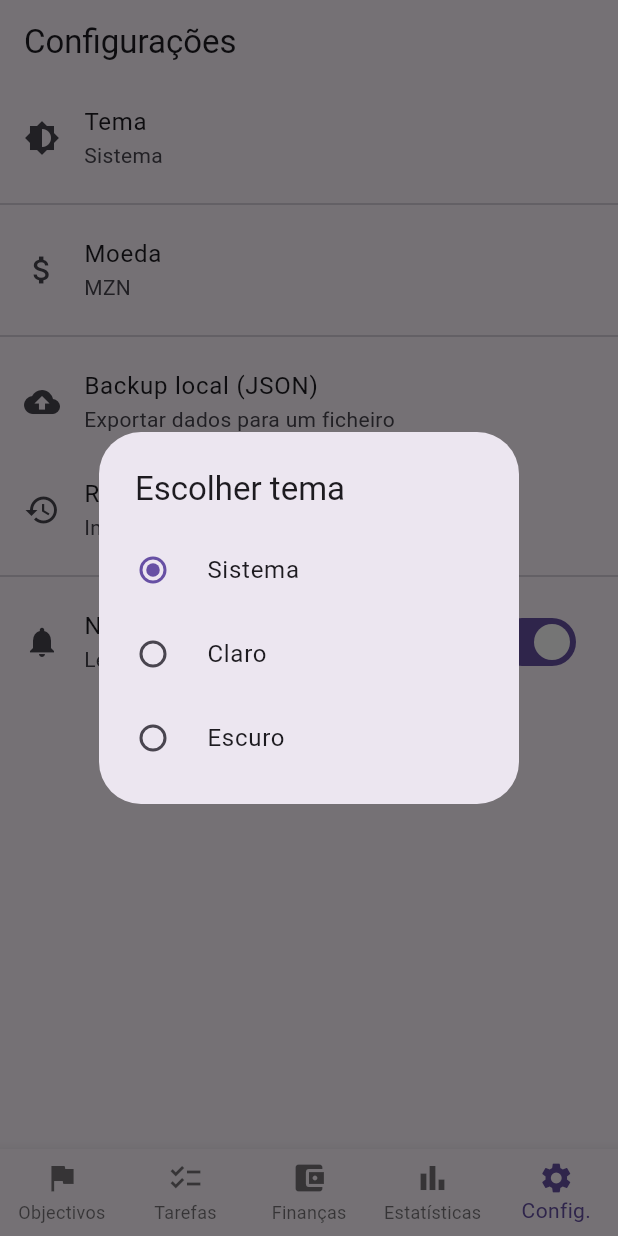
After one commit to Kaluma-Machanisse/Pulso, a Flutter app: the screen it shows after launch, item 5 of the bottom bar chosen, after a tap on "Tema", on a phone screen of 412 x 824 dp. The commit adds this screen. Run offline on Flutter 3.47's test engine with Material 3 defaults, Android fonts, the phone set to English and light mode, and no system bars; our stand-ins replace drift, fl_chart, flutter_local_notifications, flutter_riverpod, permission_handler, shared_preferences and 1 more; missing offline and left inert: telephony; accounts and stored records are empty; generated files the repository leaves out were written again; network calls fail.

Commit message:
Fase E: Configurações completa (tema, moeda, backup, notificações)concluido

```diff
--- a/lib/main.dart
+++ b/lib/main.dart
@@ -4,6 +4,7 @@ import 'package:supabase_flutter/supabase_flutter.dart';
 import 'config/supabase_config.dart';
 //import 'services/auth_service.dart';
 import 'services/notification_service.dart';
+import 'providers/settings_provider.dart';   // <-- novo import
 import 'screens/splash_screen.dart';
 //import 'screens/home_screen.dart';
 
@@ -20,15 +21,27 @@ void main() async {
   runApp(const ProviderScope(child: PulsoApp()));
 }
 
-class PulsoApp extends StatelessWidget {
+// Muda de StatelessWidget para ConsumerWidget
+class PulsoApp extends ConsumerWidget {
   const PulsoApp({super.key});
 
   @override
-  Widget build(BuildContext context) {
+  Widget build(BuildContext context, WidgetRef ref) {
+    // Lê as configurações de tema
+    final settings = ref.watch(settingsProvider);
+
     return MaterialApp(
       title: 'Pulso',
-      theme: ThemeData(primarySwatch: Colors.blue),
-      home: const SplashScreen(), // começa pela splash
+      themeMode: settings.themeMode,     // aplica o tema escolhido
+      theme: ThemeData(
+        primarySwatch: Colors.blue,
+        brightness: Brightness.light,
+      ),
+      darkTheme: ThemeData(
+        primarySwatch: Colors.blue,
+        brightness: Brightness.dark,
+      ),
+      home: const SplashScreen(),
     );
   }
 }
--- /dev/null
+++ b/lib/providers/settings_provider.dart
@@ -0,0 +1,69 @@
+import 'package:flutter/material.dart';
+import 'package:flutter_riverpod/flutter_riverpod.dart';
+import 'package:shared_preferences/shared_preferences.dart';
+
+class AppSettings {
+  final ThemeMode themeMode;
+  final String currency;
+  final bool notificationsEnabled;
+
+  const AppSettings({
+    this.themeMode = ThemeMode.system,
+    this.currency = 'MZN',
+    this.notificationsEnabled = true,
+  });
+
+  AppSettings copyWith({
+    ThemeMode? themeMode,
+    String? currency,
+    bool? notificationsEnabled,
+  }) {
+    return AppSettings(
+      themeMode: themeMode ?? this.themeMode,
+      currency: currency ?? this.currency,
+      notificationsEnabled: notificationsEnabled ?? this.notificationsEnabled,
+    );
+  }
+}
+
+class SettingsNotifier extends StateNotifier<AppSettings> {
+  SettingsNotifier() : super(const AppSettings()) {
+    _loadSettings();
+  }
+
+  Future<void> _loadSettings() async {
+    final prefs = await SharedPreferences.getInstance();
+    final themeModeIndex = prefs.getInt('themeMode') ?? 0;
+    final currency = prefs.getString('currency') ?? 'MZN';
+    final notificationsEnabled = prefs.getBool('notificationsEnabled') ?? true;
+
+    state = AppSettings(
+      themeMode: ThemeMode.values[themeModeIndex],
+      currency: currency,
+      notificationsEnabled: notificationsEnabled,
+    );
+  }
+
+  Future<void> setThemeMode(ThemeMode mode) async {
+    final prefs = await SharedPreferences.getInstance();
+    await prefs.setInt('themeMode', mode.index);
+    state = state.copyWith(themeMode: mode);
+  }
+
+  Future<void> setCurrency(String currency) async {
+    final prefs = await SharedPreferences.getInstance();
+    await prefs.setString('currency', currency);
+    state = state.copyWith(currency: currency);
+  }
+
+  Future<void> setNotificationsEnabled(bool value) async {
+    final prefs = await SharedPreferences.getInstance();
+    await prefs.setBool('notificationsEnabled', value);
+    state = state.copyWith(notificationsEnabled: value);
+  }
+}
+
+final settingsProvider =
+    StateNotifierProvider<SettingsNotifier, AppSettings>((ref) {
+  return SettingsNotifier();
+});
--- a/lib/screens/home_screen.dart
+++ b/lib/screens/home_screen.dart
@@ -6,6 +6,7 @@ import 'goals_screen.dart';
 import 'tasks_screen.dart';
 import 'finance_screen.dart';
 import 'stats_screen.dart';
+import 'settings_screen.dart';  // <-- adicionado
 
 class HomeScreen extends ConsumerStatefulWidget {
   const HomeScreen({super.key});
@@ -22,6 +23,7 @@ class _HomeScreenState extends ConsumerState<HomeScreen> {
     TasksScreen(),
     FinanceScreen(),
     StatsScreen(),
+    SettingsScreen(),  // <-- adicionado
   ];
 
   @override
@@ -38,6 +40,7 @@ class _HomeScreenState extends ConsumerState<HomeScreen> {
     return Scaffold(
       body: _screens[_currentIndex],
       bottomNavigationBar: BottomNavigationBar(
+        type: BottomNavigationBarType.fixed,  // importante para 5 itens
         currentIndex: _currentIndex,
         onTap: (index) => setState(() => _currentIndex = index),
         items: const [
@@ -57,6 +60,10 @@ class _HomeScreenState extends ConsumerState<HomeScreen> {
             icon: Icon(Icons.bar_chart),
             label: 'Estatísticas',
           ),
+          BottomNavigationBarItem(
+            icon: Icon(Icons.settings),
+            label: 'Config.',
+          ),
         ],
       ),
     );
--- /dev/null
+++ b/lib/screens/settings_screen.dart
@@ -0,0 +1,160 @@
+import 'package:flutter/material.dart';
+import 'package:flutter_riverpod/flutter_riverpod.dart';
+import '../providers/settings_provider.dart';
+import '../services/backup_service.dart';
+
+class SettingsScreen extends ConsumerWidget {
+  const SettingsScreen({super.key});
+
+  @override
+  Widget build(BuildContext context, WidgetRef ref) {
+    final settings = ref.watch(settingsProvider);
+
+    return Scaffold(
+      appBar: AppBar(title: const Text('Configurações')),
+      body: ListView(
+        children: [
+          // Tema
+          ListTile(
+            leading: const Icon(Icons.brightness_6),
+            title: const Text('Tema'),
+            subtitle: Text(
+              settings.themeMode == ThemeMode.system
+                  ? 'Sistema'
+                  : settings.themeMode == ThemeMode.dark
+                      ? 'Escuro'
+                      : 'Claro',
+            ),
+            onTap: () => _showThemeDialog(context, ref, settings),
+          ),
+          const Divider(),
+
+          // Moeda
+          ListTile(
+            leading: const Icon(Icons.attach_money),
+            title: const Text('Moeda'),
+            subtitle: Text(settings.currency),
+            onTap: () => _showCurrencyDialog(context, ref, settings),
+          ),
+          const Divider(),
+
+          // Backup
+          ListTile(
+            leading: const Icon(Icons.backup),
+            title: const Text('Backup local (JSON)'),
+            subtitle: const Text('Exportar dados para um ficheiro'),
+            onTap: () async {
+              await BackupService.exportToJson(ref);
+              if (context.mounted) {
+                ScaffoldMessenger.of(context).showSnackBar(
+                  const SnackBar(content: Text('Backup criado com sucesso')),
+                );
+              }
+            },
+          ),
+          ListTile(
+            leading: const Icon(Icons.restore),
+            title: const Text('Restaurar backup local'),
+            subtitle: const Text('Importar dados de um ficheiro'),
+            onTap: () async {
+              await BackupService.importFromJson(ref);
+              if (context.mounted) {
+                ScaffoldMessenger.of(context).showSnackBar(
+                  const SnackBar(content: Text('Dados restaurados do backup')),
+                );
+              }
+            },
+          ),
+          const Divider(),
+
+          // Notificações
+          SwitchListTile(
+            secondary: const Icon(Icons.notifications),
+            title: const Text('Notificações'),
+            subtitle: const Text('Lembretes de tarefas e objectivos'),
+            value: settings.notificationsEnabled,
+            onChanged: (val) {
+              ref.read(settingsProvider.notifier).setNotificationsEnabled(val);
+            },
+          ),
+        ],
+      ),
+    );
+  }
+
+  void _showThemeDialog(BuildContext context, WidgetRef ref, AppSettings settings) {
+    showDialog(
+      context: context,
+      builder: (_) => SimpleDialog(
+        title: const Text('Escolher tema'),
+        children: [
+          RadioListTile<ThemeMode>(
+            title: const Text('Sistema'),
+            value: ThemeMode.system,
+            groupValue: settings.themeMode,
+            onChanged: (val) {
+              ref.read(settingsProvider.notifier).setThemeMode(val!);
+              Navigator.pop(context);
+            },
+          ),
+          RadioListTile<ThemeMode>(
+            title: const Text('Claro'),
+            value: ThemeMode.light,
+            groupValue: settings.themeMode,
+            onChanged: (val) {
+              ref.read(settingsProvider.notifier).setThemeMode(val!);
+              Navigator.pop(context);
+            },
+          ),
+          RadioListTile<ThemeMode>(
+            title: const Text('Escuro'),
+            value: ThemeMode.dark,
+            groupValue: settings.themeMode,
+            onChanged: (val) {
+              ref.read(settingsProvider.notifier).setThemeMode(val!);
+              Navigator.pop(context);
+            },
+          ),
+        ],
+      ),
+    );
+  }
+
+  void _showCurrencyDialog(BuildContext context, WidgetRef ref, AppSettings settings) {
+    showDialog(
+      context: context,
+      builder: (_) => SimpleDialog(
+        title: const Text('Escolher moeda'),
+        children: [
+          RadioListTile<String>(
+            title: const Text('MZN - Metical'),
+            value: 'MZN',
+            groupValue: settings.currency,
+            onChanged: (val) {
+              ref.read(settingsProvider.notifier).setCurrency(val!);
+              Navigator.pop(context);
+            },
+          ),
+          RadioListTile<String>(
+            title: const Text('USD - Dólar'),
+            value: 'USD',
+            groupValue: settings.currency,
+            onChanged: (val) {
+              ref.read(settingsProvider.notifier).setCurrency(val!);
+              Navigator.pop(context);
+            },
+          ),
+          RadioListTile<String>(
+            title: const Text('EUR - Euro'),
+            value: 'EUR',
+            groupValue: settings.currency,
+            onChanged: (val) {
+              ref.read(settingsProvider.notifier).setCurrency(val!);
+              Navigator.pop(context);
+            },
+          ),
+        ],
+      ),
+    );
+  }
+}
```
Also changed, not shown: lib/services/backup_service.dart (added, +108 -0 lines), 1 other file.
